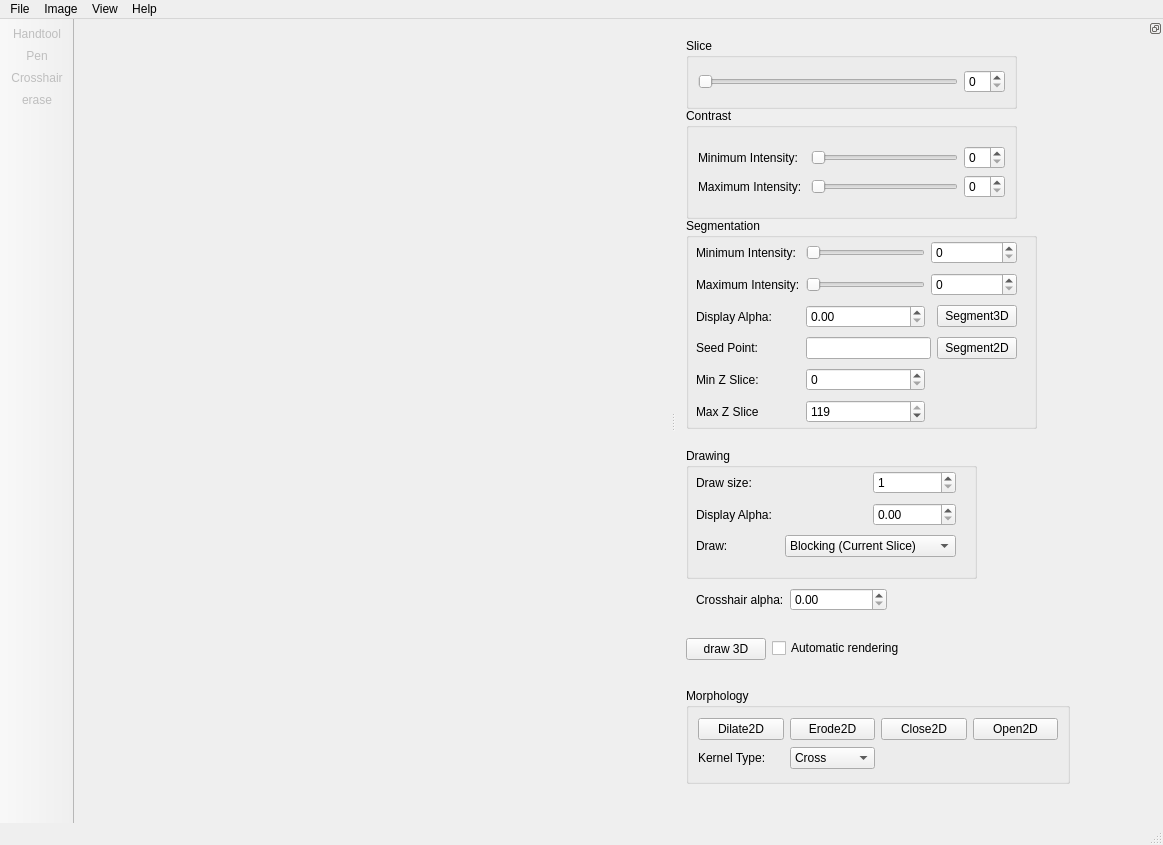
Old version of the form src/mainwindow.ui in the repository delcypher/simi-qt.
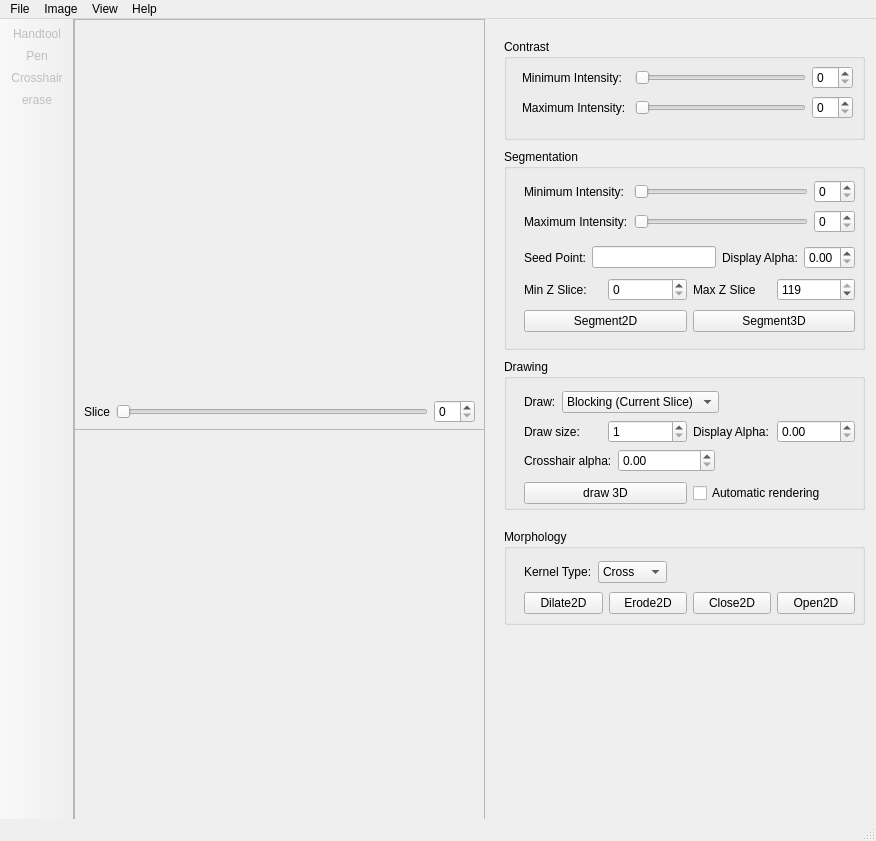
New version of the form. Icons and pictures are not drawn. Custom widgets are drawn as their Qt base class.

Commit message: Changed the layout (mainwidnow) & added a line of code in main to change the application's GUI style

Patch:
```diff
--- a/src/mainwindow.ui
+++ b/src/mainwindow.ui
@@ -6,176 +6,36 @@
    <rect>
     <x>0</x>
     <y>0</y>
-    <width>1163</width>
-    <height>845</height>
+    <width>876</width>
+    <height>841</height>
    </rect>
   </property>
   <property name="windowTitle">
    <string>MainWindow</string>
   </property>
   <widget class="QWidget" name="centralwidget">
-   <widget class="QVTKWidget" name="qvtkWidget" native="true">
-    <property name="geometry">
-     <rect>
-      <x>10</x>
-      <y>10</y>
-      <width>421</width>
-      <height>391</height>
-     </rect>
-    </property>
-   </widget>
-   <widget class="QVTKWidget" name="qvtk3Ddisplayer" native="true">
-    <property name="geometry">
-     <rect>
-      <x>10</x>
-      <y>410</y>
-      <width>421</width>
-      <height>391</height>
-     </rect>
-    </property>
-   </widget>
-  </widget>
-  <widget class="QMenuBar" name="menubar">
-   <property name="geometry">
-    <rect>
-     <x>0</x>
-     <y>0</y>
-     <width>1163</width>
-     <height>20</height>
-    </rect>
-   </property>
-   <widget class="QMenu" name="menuFile">
-    <property name="title">
-     <string>File</string>
-    </property>
-    <addaction name="actionOpen_Image"/>
-    <addaction name="actionLoad_Segmentation"/>
-    <addaction name="actionSave_Segmentation"/>
-    <addaction name="actionExit"/>
-   </widget>
-   <widget class="QMenu" name="menuImage">
-    <property name="title">
-     <string>View</string>
-    </property>
-    <addaction name="actionZoom_in"/>
-    <addaction name="actionZoom_out"/>
-    <addaction name="separator"/>
-    <addaction name="actionSlice_up"/>
-    <addaction name="actionSlice_down"/>
-    <addaction name="separator"/>
-    <addaction name="actionResetView"/>
-    <addaction name="actionRotate_view_by_180"/>
-   </widget>
-   <widget class="QMenu" name="menuHelp">
-    <property name="title">
-     <string>Help</string>
-    </property>
-    <addaction name="actionAbout"/>
-    <addaction name="actionAboutQt"/>
-    <addaction name="actionDocumentation"/>
-    <addaction name="actionDump_debug"/>
-   </widget>
-   <widget class="QMenu" name="menuSlice">
-    <property name="title">
-     <string>Image</string>
-    </property>
-    <addaction name="actionClear_Drawing"/>
-    <addaction name="actionClear_Segmentation"/>
-    <addaction name="separator"/>
-    <addaction name="actionClear_Segmentation_on_All_Slices"/>
-    <addaction name="actionClear_Blocking_on_All_Slices"/>
-   </widget>
-   <addaction name="menuFile"/>
-   <addaction name="menuSlice"/>
-   <addaction name="menuImage"/>
-   <addaction name="menuHelp"/>
-  </widget>
-  <widget class="QStatusBar" name="statusbar"/>
-  <widget class="QToolBar" name="toolBar">
-   <property name="enabled">
-    <bool>false</bool>
-   </property>
-   <property name="windowTitle">
-    <string>toolBar</string>
-   </property>
-   <property name="movable">
-    <bool>false</bool>
-   </property>
-   <property name="iconSize">
-    <size>
-     <width>20</width>
-     <height>20</height>
-    </size>
-   </property>
-   <attribute name="toolBarArea">
-    <enum>LeftToolBarArea</enum>
-   </attribute>
-   <attribute name="toolBarBreak">
-    <bool>false</bool>
-   </attribute>
-   <addaction name="actionHandTool"/>
-   <addaction name="actionPenTool"/>
-   <addaction name="actionCrosshairTool"/>
-   <addaction name="actionEraseTool"/>
-  </widget>
-  <widget class="QDockWidget" name="parameterDock">
-   <property name="minimumSize">
-    <size>
-     <width>487</width>
-     <height>635</height>
-    </size>
-   </property>
-   <property name="features">
-    <set>QDockWidget::DockWidgetFloatable|QDockWidget::DockWidgetMovable</set>
-   </property>
-   <attribute name="dockWidgetArea">
-    <number>2</number>
-   </attribute>
-   <widget class="QWidget" name="dockWidgetContents_4">
-    <widget class="QGroupBox" name="sliceGroupBox">
-     <property name="geometry">
-      <rect>
-       <x>10</x>
-       <y>0</y>
-       <width>331</width>
-       <height>71</height>
-      </rect>
-     </property>
-     <property name="title">
-      <string>Slice</string>
-     </property>
-     <layout class="QGridLayout" name="gridLayout_4">
-      <item row="0" column="0">
-       <layout class="QGridLayout" name="gridLayout_3">
-        <item row="0" column="0">
-         <widget class="QSlider" name="sliceSlider">
-          <property name="orientation">
-           <enum>Qt::Horizontal</enum>
-          </property>
-         </widget>
-        </item>
-        <item row="0" column="1">
-         <widget class="QSpinBox" name="sliceSpinBox"/>
-        </item>
-       </layout>
-      </item>
-     </layout>
-    </widget>
     <widget class="QGroupBox" name="contrastGroupBox">
      <property name="geometry">
       <rect>
-       <x>10</x>
-       <y>70</y>
-       <width>331</width>
-       <height>111</height>
+      <x>430</x>
+      <y>20</y>
+      <width>361</width>
+      <height>101</height>
       </rect>
      </property>
      <property name="title">
       <string>Contrast</string>
      </property>
-     <layout class="QGridLayout" name="gridLayout_2">
-      <item row="0" column="0">
-       <layout class="QGridLayout" name="gridLayout">
+    <widget class="QWidget" name="layoutWidget">
+     <property name="geometry">
+      <rect>
+       <x>18</x>
+       <y>26</y>
+       <width>331</width>
+       <height>56</height>
+      </rect>
+     </property>
+     <layout class="QGridLayout" name="contrastLayout">
         <item row="0" column="0">
          <widget class="QLabel" name="minIntensityLabel">
           <property name="text">
@@ -211,119 +71,30 @@
          <widget class="QSpinBox" name="maxIntensitySpinBox"/>
         </item>
        </layout>
-      </item>
-     </layout>
-    </widget>
-    <widget class="QGroupBox" name="groupBox">
-     <property name="geometry">
-      <rect>
-       <x>10</x>
-       <y>410</y>
-       <width>291</width>
-       <height>131</height>
-      </rect>
-     </property>
-     <property name="title">
-      <string>Drawing</string>
-     </property>
-     <widget class="QWidget" name="layoutWidget">
-      <property name="geometry">
-       <rect>
-        <x>10</x>
-        <y>20</y>
-        <width>260</width>
-        <height>95</height>
-       </rect>
-      </property>
-      <layout class="QGridLayout" name="gridLayout_6">
-       <item row="0" column="2">
-        <widget class="QSpinBox" name="drawSizeSpinBox">
-         <property name="minimum">
-          <number>1</number>
-         </property>
-         <property name="maximum">
-          <number>20</number>
-         </property>
-         <property name="singleStep">
-          <number>1</number>
-         </property>
-        </widget>
-       </item>
-       <item row="1" column="0" colspan="2">
-        <widget class="QLabel" name="displayAlphaLabel_2">
-         <property name="text">
-          <string>Display Alpha:</string>
-         </property>
-        </widget>
-       </item>
-       <item row="1" column="2">
-        <widget class="QDoubleSpinBox" name="blockingAlphadoubleSpinBox">
-         <property name="maximum">
-          <double>1.000000000000000</double>
-         </property>
-         <property name="singleStep">
-          <double>0.050000000000000</double>
-         </property>
-        </widget>
-       </item>
-       <item row="2" column="0">
-        <widget class="QLabel" name="label_3">
-         <property name="text">
-          <string>Draw:</string>
-         </property>
-        </widget>
-       </item>
-       <item row="2" column="1" colspan="2">
-        <widget class="QComboBox" name="drawOnComboBox">
-         <item>
-          <property name="text">
-           <string>Blocking (Current Slice)</string>
-          </property>
-         </item>
-         <item>
-          <property name="text">
-           <string>Blocking (All Slices)</string>
-          </property>
-         </item>
-         <item>
-          <property name="text">
-           <string>Segmentation</string>
-          </property>
-         </item>
-        </widget>
-       </item>
-       <item row="0" column="0">
-        <widget class="QLabel" name="label_2">
-         <property name="text">
-          <string>Draw size:</string>
-         </property>
-        </widget>
-       </item>
-      </layout>
      </widget>
     </widget>
     <widget class="QGroupBox" name="segmentationGroupBox_2">
      <property name="geometry">
       <rect>
-       <x>10</x>
-       <y>180</y>
-       <width>351</width>
-       <height>211</height>
+      <x>430</x>
+      <y>130</y>
+      <width>361</width>
+      <height>201</height>
       </rect>
      </property>
      <property name="title">
       <string>Segmentation</string>
      </property>
-     <widget class="QWidget" name="layoutWidget2">
+    <widget class="QWidget" name="layoutWidget">
       <property name="geometry">
        <rect>
-        <x>10</x>
-        <y>20</y>
-        <width>321</width>
-        <height>191</height>
-       </rect>
-      </property>
-      <layout class="QGridLayout" name="gridLayout_5">
+       <x>20</x>
+       <y>30</y>
+       <width>331</width>
+       <height>56</height>
+      </rect>
+     </property>
+     <layout class="QGridLayout" name="gridLayout_2">
        <item row="0" column="0">
         <widget class="QLabel" name="minSegIntensityLabel">
          <property name="text">
@@ -338,7 +109,7 @@
          </property>
         </widget>
        </item>
-       <item row="0" column="2" colspan="2">
+      <item row="0" column="3">
         <widget class="QSpinBox" name="minSegIntensitySpinBox"/>
        </item>
        <item row="1" column="0">
@@ -355,76 +126,80 @@
          </property>
         </widget>
        </item>
-       <item row="1" column="2" colspan="2">
+      <item row="1" column="3">
         <widget class="QSpinBox" name="maxSegIntensitySpinBox"/>
        </item>
-       <item row="2" column="0">
-        <widget class="QLabel" name="displayAlphaLabel">
-         <property name="text">
-          <string>Display Alpha:</string>
-         </property>
-        </widget>
-       </item>
-       <item row="2" column="1">
-        <widget class="QDoubleSpinBox" name="segmentationAlphadoubleSpinBox">
-         <property name="maximum">
-          <double>1.000000000000000</double>
-         </property>
-         <property name="singleStep">
-          <double>0.050000000000000</double>
-         </property>
-        </widget>
-       </item>
-       <item row="3" column="0">
+     </layout>
+    </widget>
+    <widget class="QWidget" name="layoutWidget">
+     <property name="geometry">
+      <rect>
+       <x>20</x>
+       <y>94</y>
+       <width>331</width>
+       <height>95</height>
+      </rect>
+     </property>
+     <layout class="QVBoxLayout" name="segmentation">
+      <item>
+       <layout class="QHBoxLayout" name="horizontalLayout_2">
+        <item>
         <widget class="QLabel" name="label">
          <property name="text">
           <string>Seed Point:</string>
          </property>
         </widget>
        </item>
-       <item row="3" column="1" colspan="2">
+        <item>
         <widget class="QLineEdit" name="seedPointLineEdit">
          <property name="readOnly">
           <bool>true</bool>
          </property>
         </widget>
        </item>
-       <item row="3" column="3">
-        <widget class="QPushButton" name="doSegmentation2D">
+        <item>
+         <widget class="QLabel" name="displayAlphaLabel">
          <property name="text">
-          <string>Segment2D</string>
+           <string>Display Alpha:</string>
          </property>
         </widget>
        </item>
-       <item row="2" column="3">
-        <widget class="QPushButton" name="doSegmentation3D">
-         <property name="text">
-          <string>Segment3D</string>
-         </property>
-        </widget>
-       </item>
-       <item row="4" column="0">
+        <item>
+         <widget class="QDoubleSpinBox" name="segmentationAlphadoubleSpinBox">
+          <property name="maximum">
+           <double>1.000000000000000</double>
+          </property>
+          <property name="singleStep">
+           <double>0.050000000000000</double>
+          </property>
+         </widget>
+        </item>
+       </layout>
+      </item>
+      <item>
+       <layout class="QHBoxLayout" name="horizontalLayout_3">
+        <item>
         <widget class="QLabel" name="label_6">
          <property name="text">
           <string>Min Z Slice:</string>
          </property>
         </widget>
        </item>
-       <item row="5" column="0">
+        <item>
+         <widget class="QSpinBox" name="minZSliceSpinBox">
+          <property name="maximum">
+           <number>119</number>
+          </property>
+         </widget>
+        </item>
+        <item>
         <widget class="QLabel" name="label_7">
          <property name="text">
           <string>Max Z Slice</string>
          </property>
         </widget>
        </item>
-       <item row="4" column="1">
-        <widget class="QSpinBox" name="minZSliceSpinBox">
-         <property name="maximum">
-          <number>119</number>
-         </property>
-        </widget>
-       </item>
-       <item row="5" column="1">
+        <item>
         <widget class="QSpinBox" name="maxZSliceSpinBox">
          <property name="maximum">
           <number>119</number>
@@ -435,57 +210,256 @@
         </widget>
        </item>
       </layout>
+      </item>
+      <item>
+       <layout class="QHBoxLayout" name="horizontalLayout_4">
+        <item>
+         <widget class="QPushButton" name="doSegmentation2D">
+          <property name="text">
+           <string>Segment2D</string>
+          </property>
+         </widget>
+        </item>
+        <item>
+         <widget class="QPushButton" name="doSegmentation3D">
+          <property name="text">
+           <string>Segment3D</string>
+          </property>
+         </widget>
+        </item>
+       </layout>
+      </item>
+     </layout>
+    </widget>
+   </widget>
+   <widget class="QGroupBox" name="drawingGroupBox">
+    <property name="geometry">
+     <rect>
+      <x>430</x>
+      <y>340</y>
+      <width>361</width>
+      <height>151</height>
+     </rect>
+    </property>
+    <property name="title">
+     <string>Drawing</string>
+    </property>
+    <widget class="QWidget" name="layoutWidget">
+     <property name="geometry">
+      <rect>
+       <x>20</x>
+       <y>90</y>
+       <width>191</width>
+       <height>31</height>
+      </rect>
+     </property>
+     <layout class="QFormLayout" name="drawingLayout3">
+      <property name="fieldGrowthPolicy">
+       <enum>QFormLayout::AllNonFixedFieldsGrow</enum>
+      </property>
+      <item row="0" column="1">
+       <widget class="QDoubleSpinBox" name="crosshairAlphadoubleSpinBox">
+        <property name="maximum">
+         <double>1.000000000000000</double>
+        </property>
+        <property name="singleStep">
+         <double>0.050000000000000</double>
+        </property>
+       </widget>
+      </item>
+      <item row="0" column="0">
+       <widget class="QLabel" name="label_5">
+        <property name="text">
+         <string>Crosshair alpha:</string>
+        </property>
+       </widget>
+      </item>
+     </layout>
+    </widget>
+    <widget class="QWidget" name="layoutWidget">
+     <property name="geometry">
+      <rect>
+       <x>20</x>
+       <y>120</y>
+       <width>331</width>
+       <height>29</height>
+      </rect>
+     </property>
+     <layout class="QHBoxLayout" name="drawingLayout4">
+      <item>
+       <widget class="QPushButton" name="do3Drender">
+        <property name="text">
+         <string>draw 3D</string>
+        </property>
+       </widget>
+      </item>
+      <item>
+       <widget class="QCheckBox" name="automaticVolumeRender">
+        <property name="text">
+         <string>Automatic rendering</string>
+        </property>
+       </widget>
+      </item>
+     </layout>
+    </widget>
+    <widget class="QWidget" name="layoutWidget">
+     <property name="geometry">
+      <rect>
+       <x>20</x>
+       <y>60</y>
+       <width>331</width>
+       <height>26</height>
+      </rect>
+     </property>
+     <layout class="QHBoxLayout" name="drawingLayout2">
+      <item>
+       <widget class="QLabel" name="label_2">
+        <property name="text">
+         <string>Draw size:</string>
+        </property>
+       </widget>
+      </item>
+      <item>
+       <widget class="QSpinBox" name="drawSizeSpinBox">
+        <property name="minimum">
+         <number>1</number>
+        </property>
+        <property name="maximum">
+         <number>20</number>
+        </property>
+        <property name="singleStep">
+         <number>1</number>
+        </property>
+       </widget>
+      </item>
+      <item>
+       <widget class="QLabel" name="displayAlphaLabel_2">
+        <property name="text">
+         <string>Display Alpha:</string>
+        </property>
+       </widget>
+      </item>
+      <item>
+       <widget class="QDoubleSpinBox" name="blockingAlphadoubleSpinBox">
+        <property name="maximum">
+         <double>1.000000000000000</double>
+        </property>
+        <property name="singleStep">
+         <double>0.050000000000000</double>
+        </property>
+       </widget>
+      </item>
+     </layout>
+    </widget>
+    <widget class="QWidget" name="layoutWidget">
+     <property name="geometry">
+      <rect>
+       <x>20</x>
+       <y>30</y>
+       <width>195</width>
+       <height>26</height>
+      </rect>
+     </property>
+     <layout class="QHBoxLayout" name="drawingLayout1">
+      <item>
+       <widget class="QLabel" name="label_3">
+        <property name="text">
+         <string>Draw:</string>
+        </property>
+       </widget>
+      </item>
+      <item>
+       <widget class="QComboBox" name="drawOnComboBox">
+        <item>
+         <property name="text">
+          <string>Blocking (Current Slice)</string>
+         </property>
+        </item>
+        <item>
+         <property name="text">
+          <string>Blocking (All Slices)</string>
+         </property>
+        </item>
+        <item>
+         <property name="text">
+          <string>Segmentation</string>
+         </property>
+        </item>
+       </widget>
+      </item>
+     </layout>
      </widget>
     </widget>
     <widget class="QGroupBox" name="morphologyGroupBox">
      <property name="geometry">
       <rect>
-       <x>10</x>
-       <y>650</y>
-       <width>384</width>
+      <x>430</x>
+      <y>510</y>
+      <width>361</width>
        <height>96</height>
       </rect>
      </property>
      <property name="title">
       <string>Morphology</string>
      </property>
-     <layout class="QGridLayout" name="gridLayout_7">
-      <item row="0" column="0">
+    <widget class="QWidget" name="layoutWidget">
+     <property name="geometry">
+      <rect>
+       <x>20</x>
+       <y>60</y>
+       <width>331</width>
+       <height>29</height>
+      </rect>
+     </property>
+     <layout class="QHBoxLayout" name="morphologyLayout1">
+      <item>
        <widget class="QPushButton" name="doDilate2D">
         <property name="text">
          <string>Dilate2D</string>
         </property>
        </widget>
       </item>
-      <item row="0" column="1">
+      <item>
        <widget class="QPushButton" name="doErode2D">
         <property name="text">
          <string>Erode2D</string>
         </property>
        </widget>
       </item>
-      <item row="0" column="2">
+      <item>
        <widget class="QPushButton" name="doClose2D">
         <property name="text">
          <string>Close2D</string>
         </property>
        </widget>
       </item>
-      <item row="0" column="3">
+      <item>
        <widget class="QPushButton" name="doOpen2D">
         <property name="text">
          <string>Open2D</string>
         </property>
        </widget>
       </item>
-      <item row="1" column="0">
+     </layout>
+    </widget>
+    <widget class="QWidget" name="layoutWidget">
+     <property name="geometry">
+      <rect>
+       <x>20</x>
+       <y>30</y>
+       <width>143</width>
+       <height>26</height>
+      </rect>
+     </property>
+     <layout class="QHBoxLayout" name="morphologyLayout2">
+      <item>
        <widget class="QLabel" name="label_4">
         <property name="text">
          <string>Kernel Type:</string>
         </property>
        </widget>
       </item>
-      <item row="1" column="1">
+      <item>
        <widget class="QComboBox" name="kernelComboBox">
         <item>
          <property name="text">
@@ -501,65 +475,184 @@
       </item>
      </layout>
     </widget>
+   </widget>
+   <widget class="QFrame" name="qvtk3D_frame">
+    <property name="geometry">
+     <rect>
+      <x>0</x>
+      <y>410</y>
+      <width>411</width>
+      <height>391</height>
+     </rect>
+    </property>
+    <property name="frameShape">
+     <enum>QFrame::StyledPanel</enum>
+    </property>
+    <property name="frameShadow">
+     <enum>QFrame::Raised</enum>
+    </property>
+    <widget class="QVTKWidget" name="qvtk3Ddisplayer">
+     <property name="geometry">
+      <rect>
+       <x>10</x>
+       <y>10</y>
+       <width>391</width>
+       <height>371</height>
+      </rect>
+     </property>
+    </widget>
+   </widget>
     <widget class="QWidget" name="layoutWidget">
      <property name="geometry">
       <rect>
-       <x>20</x>
-       <y>550</y>
-       <width>191</width>
-       <height>31</height>
-      </rect>
-     </property>
-     <layout class="QFormLayout" name="formLayout">
-      <property name="fieldGrowthPolicy">
-       <enum>QFormLayout::AllNonFixedFieldsGrow</enum>
-      </property>
-      <item row="0" column="0">
-       <widget class="QLabel" name="label_5">
+      <x>0</x>
+      <y>0</y>
+      <width>411</width>
+      <height>411</height>
+     </rect>
+    </property>
+    <layout class="QVBoxLayout" name="qvtkWidgetLayout">
+     <item>
+      <widget class="QFrame" name="qvtkWidgetLayout2">
+       <property name="frameShape">
+        <enum>QFrame::StyledPanel</enum>
+       </property>
+       <property name="frameShadow">
+        <enum>QFrame::Raised</enum>
+       </property>
+       <widget class="QVTKWidget" name="qvtkWidget">
+        <property name="geometry">
+         <rect>
+          <x>10</x>
+          <y>10</y>
+          <width>391</width>
+          <height>371</height>
+         </rect>
+        </property>
+       </widget>
+       <widget class="QWidget" name="layoutWidget">
+        <property name="geometry">
+         <rect>
+          <x>10</x>
+          <y>380</y>
+          <width>391</width>
+          <height>26</height>
+         </rect>
+        </property>
+        <layout class="QHBoxLayout" name="qvtkWidgetLayout3">
+         <item>
+          <widget class="QLabel" name="label_8">
         <property name="text">
-         <string>Crosshair alpha:</string>
+            <string>Slice</string>
         </property>
        </widget>
       </item>
-      <item row="0" column="1">
-       <widget class="QDoubleSpinBox" name="crosshairAlphadoubleSpinBox">
-        <property name="maximum">
-         <double>1.000000000000000</double>
-        </property>
-        <property name="singleStep">
-         <double>0.050000000000000</double>
+         <item>
+          <widget class="QSlider" name="sliceSlider">
+           <property name="orientation">
+            <enum>Qt::Horizontal</enum>
+           </property>
+          </widget>
+         </item>
+         <item>
+          <widget class="QSpinBox" name="sliceSpinBox">
+           <property name="maximumSize">
+            <size>
+             <width>49</width>
+             <height>16777215</height>
+            </size>
         </property>
        </widget>
       </item>
      </layout>
     </widget>
-    <widget class="QWidget" name="">
+      </widget>
+     </item>
+    </layout>
+   </widget>
+  </widget>
+  <widget class="QMenuBar" name="menubar">
      <property name="geometry">
       <rect>
-       <x>10</x>
-       <y>600</y>
-       <width>236</width>
-       <height>25</height>
-      </rect>
-     </property>
-     <layout class="QFormLayout" name="formLayout_2">
-      <item row="0" column="0">
-       <widget class="QPushButton" name="do3Drender">
-        <property name="text">
-         <string>draw 3D</string>
-        </property>
-       </widget>
-      </item>
-      <item row="0" column="1">
-       <widget class="QCheckBox" name="automaticVolumeRender">
-        <property name="text">
-         <string>Automatic rendering</string>
-        </property>
-       </widget>
-      </item>
-     </layout>
-    </widget>
+     <x>0</x>
+     <y>0</y>
+     <width>876</width>
+     <height>19</height>
+    </rect>
+   </property>
+   <widget class="QMenu" name="menuFile">
+    <property name="title">
+     <string>File</string>
+    </property>
+    <addaction name="actionOpen_Image"/>
+    <addaction name="actionLoad_Segmentation"/>
+    <addaction name="actionSave_Segmentation"/>
+    <addaction name="actionExit"/>
+   </widget>
+   <widget class="QMenu" name="menuImage">
+    <property name="title">
+     <string>View</string>
+    </property>
+    <addaction name="actionZoom_in"/>
+    <addaction name="actionZoom_out"/>
+    <addaction name="separator"/>
+    <addaction name="actionSlice_up"/>
+    <addaction name="actionSlice_down"/>
+    <addaction name="separator"/>
+    <addaction name="actionResetView"/>
+    <addaction name="actionRotate_view_by_180"/>
+   </widget>
+   <widget class="QMenu" name="menuHelp">
+    <property name="title">
+     <string>Help</string>
+    </property>
+    <addaction name="actionAbout"/>
+    <addaction name="actionAboutQt"/>
+    <addaction name="actionDocumentation"/>
+    <addaction name="actionDump_debug"/>
+   </widget>
+   <widget class="QMenu" name="menuSlice">
+    <property name="title">
+     <string>Image</string>
+    </property>
+    <addaction name="actionClear_Drawing"/>
+    <addaction name="actionClear_Segmentation"/>
+    <addaction name="separator"/>
+    <addaction name="actionClear_Segmentation_on_All_Slices"/>
+    <addaction name="actionClear_Blocking_on_All_Slices"/>
    </widget>
+   <addaction name="menuFile"/>
+   <addaction name="menuSlice"/>
+   <addaction name="menuImage"/>
+   <addaction name="menuHelp"/>
+  </widget>
+  <widget class="QStatusBar" name="statusbar"/>
+  <widget class="QToolBar" name="toolBar">
+   <property name="enabled">
+    <bool>false</bool>
+   </property>
+   <property name="windowTitle">
+    <string>toolBar</string>
+   </property>
+   <property name="movable">
+    <bool>false</bool>
+   </property>
+   <property name="iconSize">
+    <size>
+     <width>20</width>
+     <height>20</height>
+    </size>
+   </property>
+   <attribute name="toolBarArea">
+    <enum>LeftToolBarArea</enum>
+   </attribute>
+   <attribute name="toolBarBreak">
+    <bool>false</bool>
+   </attribute>
+   <addaction name="actionHandTool"/>
+   <addaction name="actionPenTool"/>
+   <addaction name="actionCrosshairTool"/>
+   <addaction name="actionEraseTool"/>
   </widget>
   <action name="actionOpen_Image">
    <property name="text">
```
Lines whose indentation alone changed are shown as unchanged. The commit also changes 1 other file.
